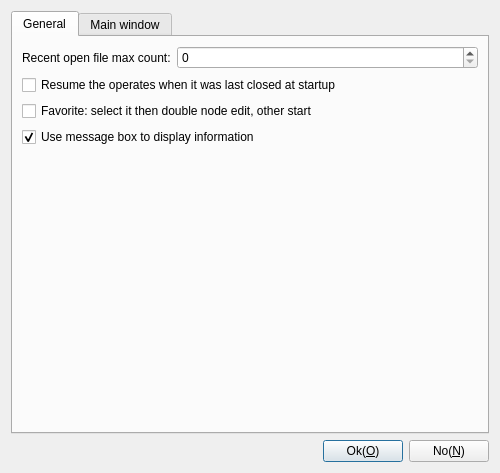
This is App/Client/ParameterDlgSettings.ui in KangLin/RabbitRemoteControl as Qt 5 draws it before an edit. The edited form follows.
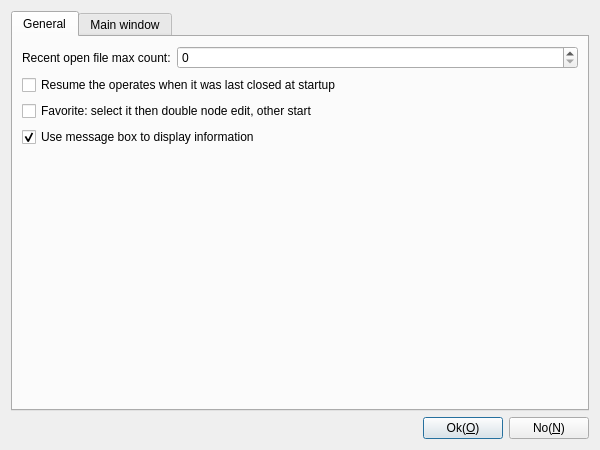
This is the edited form. Icons and pictures are not drawn.

Patch:
```diff
--- a/App/Client/ParameterDlgSettings.ui
+++ b/App/Client/ParameterDlgSettings.ui
@@ -6,8 +6,8 @@
    <rect>
     <x>0</x>
     <y>0</y>
-    <width>500</width>
-    <height>473</height>
+    <width>600</width>
+    <height>450</height>
    </rect>
   </property>
   <property name="windowTitle">
```
